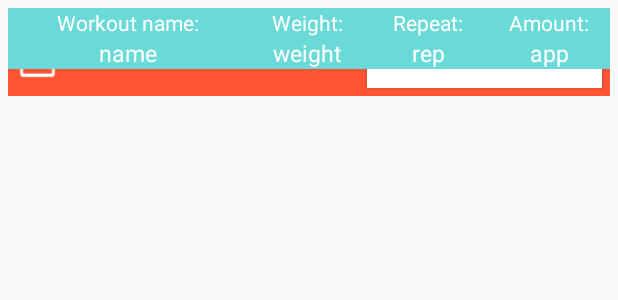
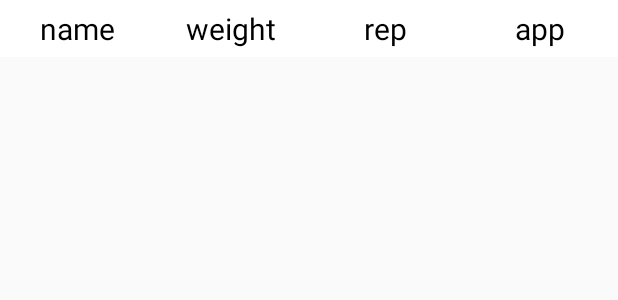
Before and after one commit to DmitryKizama/workokokout, an Android app: the layout item.xml on its own in the app's theme, with its tools: preview values and no code run, on a phone screen of 412 x 824 dp. Shown: the top 300 px of the screen. Run offline under Robolectric (Android 15) with nearby library versions, the phone set to English and light mode, and no system bars; plain views replace SwipeLayout.

Commit message:
fix some design of item 1

```diff
--- a/app/src/main/res/layout/day_fragment.xml
+++ b/app/src/main/res/layout/day_fragment.xml
@@ -3,6 +3,7 @@
 
 <android.support.v7.widget.RecyclerView xmlns:android="http://schemas.android.com/apk/res/android"
     android:id="@+id/rv"
+    android:layout_marginTop="200dp"
     android:layout_width="match_parent"
     android:layout_height="match_parent"
     android:background="@android:color/transparent">
--- a/app/src/main/res/layout/item.xml
+++ b/app/src/main/res/layout/item.xml
@@ -2,43 +2,51 @@
     xmlns:tools="http://schemas.android.com/tools"
     android:id="@+id/swipelayout"
     android:layout_width="match_parent"
-    android:layout_height="wrap_content"
-    android:layout_margin="5dp">
+    android:layout_height="wrap_content">
     <!-- Bottom View Start-->
     <LinearLayout
         android:id="@+id/bottom_wrapper"
         android:layout_width="match_parent"
-        android:layout_height="wrap_content"
-        android:background="#FF5534"
-        android:weightSum="10">
+        android:layout_height="match_parent"
+        android:background="@color/orange"
+        android:weightSum="2">
         <!--What you want to show-->
-        <ImageView
-            android:id="@+id/trash"
+
+        <LinearLayout
             android:layout_width="0dp"
-            android:layout_height="wrap_content"
-            android:layout_gravity="center"
+            android:layout_height="match_parent"
             android:layout_weight="1"
-            android:src="@drawable/trash" />
+            android:gravity="center">
+
+            <ImageView
+                android:id="@+id/btnDelete"
+                android:layout_width="35dp"
+                android:layout_height="55dp"
+                android:src="@drawable/trash" />
+
+        </LinearLayout>
+
 
         <TextView
-            android:layout_width="0dp"
-            android:layout_height="wrap_content"
+            android:layout_width="2dp"
+            android:layout_height="match_parent"
             android:layout_gravity="center"
-            android:layout_weight="5"
-            android:text="Delete Item?"
-            android:textColor="#fff"
-            android:textSize="17sp" />
+            android:layout_marginBottom="5dp"
+            android:layout_marginTop="5dp"
+            android:background="@android:color/white" />
 
-        <Button
-            android:id="@+id/btnDelete"
+        <TextView
+            android:id="@+id/btnCancelInItem"
             android:layout_width="0dp"
             android:layout_height="wrap_content"
             android:layout_gravity="center"
             android:layout_margin="5dp"
-            android:layout_weight="4"
-            android:background="@android:color/white"
-            android:text="Yes, delete"
-            android:textColor="#FF5534" />
+            android:layout_weight="1"
+            android:background="@color/orange"
+            android:gravity="center"
+            android:text="Cancel"
+            android:textColor="@android:color/white"
+            android:textSize="@dimen/item_text_size" />
 
     </LinearLayout>
 
@@ -47,131 +55,70 @@
 
     <!-- Surface View Start -->
 
-
     <LinearLayout
         android:layout_width="match_parent"
-        android:layout_height="wrap_content"
-        android:background="@color/colorItem"
-        android:orientation="horizontal"
-        android:weightSum="10">
-        <!--What you want to show in SurfaceView-->
+        android:layout_height="match_parent"
+        android:orientation="vertical">
+
         <LinearLayout
-            android:id="@+id/linearNAME"
-            android:layout_width="0dp"
-            android:layout_height="wrap_content"
-            android:layout_weight="4"
-            android:orientation="vertical"
-            android:weightSum="3">
+            android:layout_width="match_parent"
+            android:layout_height="match_parent"
+            android:background="@color/white"
+            android:orientation="horizontal"
+            android:weightSum="4">
+            <!--What you want to show in SurfaceView-->
 
-            <TextView
-                android:id="@+id/tvName"
-                android:layout_width="wrap_content"
-                android:layout_height="0dp"
-                android:layout_gravity="center"
-                android:layout_weight="1"
-                android:textColor="@android:color/white"
-                tools:text="Workout name:" />
 
             <TextView
                 android:id="@+id/recyclerViewItemName"
-                android:layout_width="wrap_content"
-                android:layout_height="0dp"
+                android:layout_width="0dp"
+                android:layout_height="match_parent"
                 android:layout_gravity="center"
-                android:layout_weight="2"
-                android:textColor="@android:color/white"
-                android:textSize="15sp"
+                android:layout_weight="1"
+                android:gravity="center"
+                android:textColor="@color/color_of_words"
+                android:textSize="@dimen/item_text_size"
                 tools:text="name" />
+
+
+            <TextView
+                android:id="@+id/recyclerViewItemWeight"
+                android:layout_width="0dp"
+                android:layout_height="match_parent"
+                android:layout_gravity="center"
+                android:layout_weight="1"
+                android:gravity="center"
+                android:textColor="@color/color_of_words"
+                android:textSize="@dimen/item_text_size"
+                tools:text="weight" />
+
+
+            <TextView
+                android:id="@+id/recyclerViewItemRepetition"
+                android:layout_width="0dp"
+                android:layout_height="match_parent"
+                android:layout_gravity="center"
+                android:layout_weight="1"
+                android:gravity="center"
+                android:textColor="@color/color_of_words"
+                android:textSize="@dimen/item_text_size"
+                tools:text="rep" />
+
+
+            <TextView
+                android:id="@+id/recyclerViewItemApproaches"
+                android:layout_width="0dp"
+                android:layout_height="match_parent"
+                android:layout_gravity="center"
+                android:layout_weight="1"
+                android:gravity="center"
+                android:textColor="@color/color_of_words"
+                android:textSize="@dimen/item_text_size"
+                tools:text="app" />
 
         </LinearLayout>
 
-        <LinearLayout
-            android:id="@+id/linearWEIGHT"
-            android:layout_width="0dp"
-            android:layout_height="wrap_content"
-            android:layout_weight="2"
-            android:orientation="vertical"
-            android:weightSum="3">
-
-            <TextView
-                android:id="@+id/tvWeight"
-                android:layout_width="wrap_content"
-                android:layout_height="0dp"
-                android:layout_gravity="center"
-                android:layout_weight="2"
-                android:textColor="@android:color/white"
-                tools:text="Weight:" />
-
-            <TextView
-                android:id="@+id/recyclerViewItemWeight"
-                android:layout_width="wrap_content"
-                android:layout_height="0dp"
-                android:layout_gravity="center"
-                android:layout_weight="2"
-                android:textColor="@android:color/white"
-                android:textSize="15sp"
-                tools:text="weight" />
-
-        </LinearLayout>
-
-        <LinearLayout
-            android:id="@+id/linearREPET"
-            android:layout_width="0dp"
-            android:layout_height="wrap_content"
-            android:layout_weight="2"
-            android:orientation="vertical"
-            android:weightSum="3">
-
-
-            <TextView
-                android:id="@+id/tvRepetition"
-                android:layout_width="wrap_content"
-                android:layout_height="0dp"
-                android:layout_gravity="center"
-                android:layout_weight="2"
-                android:textColor="@android:color/white"
-                tools:text="Repeat:" />
-
-            <TextView
-                android:id="@+id/recyclerViewItemRepetition"
-                android:layout_width="wrap_content"
-                android:layout_height="0dp"
-                android:layout_gravity="center"
-                android:layout_weight="2"
-                android:textColor="@android:color/white"
-                android:textSize="15sp"
-                tools:text="rep" />
-
-        </LinearLayout>
-
-        <LinearLayout
-            android:id="@+id/linearAPPR"
-            android:layout_width="0dp"
-            android:layout_height="wrap_content"
-            android:layout_weight="2"
-            android:orientation="vertical"
-            android:weightSum="3">
-
-            <TextView
-                android:id="@+id/tvApproaches"
-                android:layout_width="wrap_content"
-                android:layout_height="0dp"
-                android:layout_gravity="center"
-                android:layout_weight="2"
-                android:textColor="@android:color/white"
-                tools:text="Amount:" />
-
-            <TextView
-                android:id="@+id/recyclerViewItemApproaches"
-                android:layout_width="wrap_content"
-                android:layout_height="0dp"
-                android:layout_gravity="center"
-                android:layout_weight="2"
-                android:textColor="@android:color/white"
-                android:textSize="15sp"
-                tools:text="app" />
-
-
-        </LinearLayout>
-    </LinearLayout><!-- Surface View End -->
+    </LinearLayout>
+    <!-- Surface View End -->
 
 </com.daimajia.swipe.SwipeLayout>
--- a/app/src/main/res/values/colors.xml
+++ b/app/src/main/res/values/colors.xml
@@ -6,4 +6,8 @@
     <color name="colorForDialogs">#09b9b4</color>
     <color name="colorForActivity">#01b3a2</color>
     <color name="colorItem">#69dad8</color>
+
+    <color name="white">@android:color/white</color>
+    <color name="orange">#E65100</color>
+    <color name="color_of_words">@android:color/black</color>
 </resources>
--- a/app/src/main/res/values/dimens.xml
+++ b/app/src/main/res/values/dimens.xml
@@ -3,4 +3,6 @@
     <dimen name="activity_horizontal_margin">16dp</dimen>
     <dimen name="activity_vertical_margin">16dp</dimen>
     <dimen name="navdrawer_width">260dp</dimen>
+
+    <dimen name="item_text_size">20sp</dimen>
 </resources>
```
Also changed, not shown: app/src/main/java/tony/workout/adapters/MyViewHolder.java (+16 -13 lines), app/src/main/java/tony/workout/adapters/TraningAdapter.java (+8 -8 lines), app/src/main/res/layout/day_activity.xml (+63 -4 lines), app/src/main/res/drawable/line.png (added).
